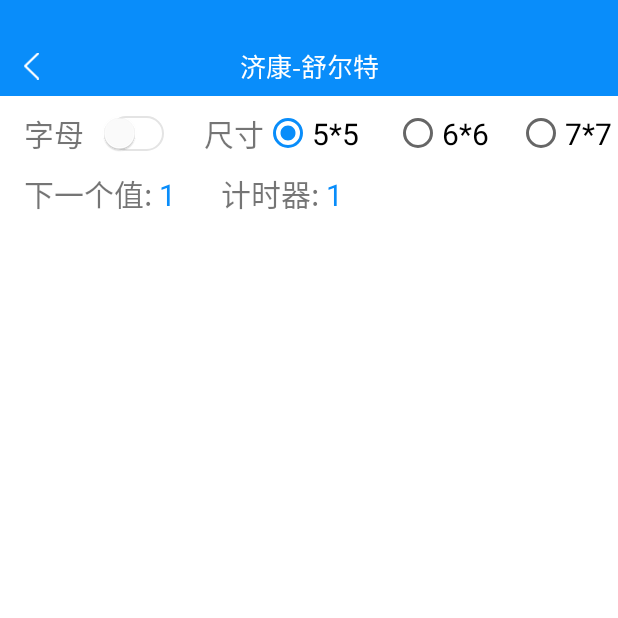
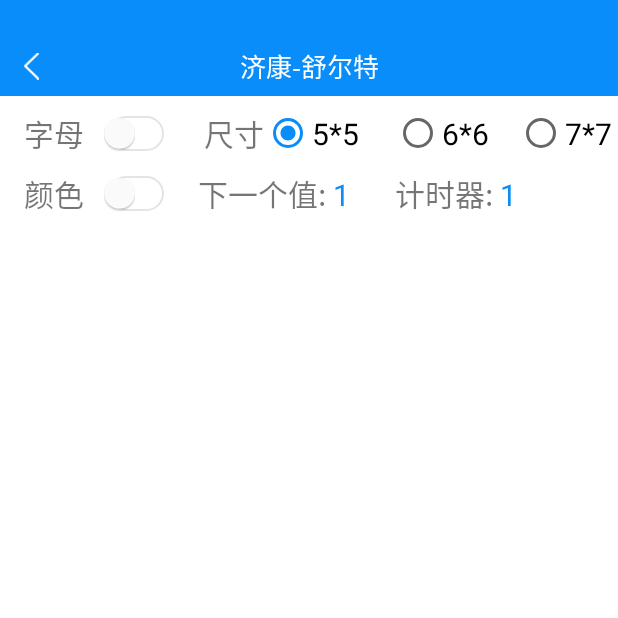
Before and after one commit to HeCaser/jikang_game, an Android app: the SchulteActivity screen opened directly, with no data from a screen before it, on a phone screen of 412 x 824 dp, the top half of it. Run offline under Robolectric (Android 15) with nearby library versions, the phone set to English and light mode, and no system bars; libraries missing offline, so code that uses them is left out: me.drakeet.multitype; 5 statements that could not run were skipped.

Commit message:
舒尔特增加彩色

```diff
--- a/app/src/main/java/com/example/game/activity/SchulteActivity.kt
+++ b/app/src/main/java/com/example/game/activity/SchulteActivity.kt
@@ -112,6 +112,20 @@ class SchulteActivity : BaseActivity() {
             }
             startGame()
         }
+        switchColor.setOnCheckedChangeListener{ buttonView, isChecked ->
+            changeColor(isChecked)
+        }
+    }
+
+
+    /**
+     * 改变文字颜色
+     */
+    private fun changeColor(checked: Boolean) {
+        mItems.forEach {
+            it.isFullColor = checked
+        }
+        mAdapter.notifyDataSetChanged()
     }
 
 
@@ -132,6 +146,8 @@ class SchulteActivity : BaseActivity() {
         var total = mSpanNum * mSpanNum
         for (number in 1..total) {
             val num = SchulteItemBean(number, "")
+            num.fullColor =getTvColor(number)
+            num.isFullColor = switchColor.isChecked
             mItems.add(num)
 
         }
@@ -235,6 +251,14 @@ class SchulteActivity : BaseActivity() {
         finish()
     }
 
+    /**
+     * 获取 tv 颜色
+     */
+    private var mTvColorList = arrayListOf(0xff098dfa.toInt(),
+        0xffe60012.toInt(),0xff2fcd1e.toInt(),0xffff8e00.toInt())
+    private fun getTvColor(pos:Int):Int{
+        return mTvColorList.random()
+    }
 
     override fun onDestroy() {
         super.onDestroy()
--- a/app/src/main/java/com/example/game/bean/SchulteItemBean.kt
+++ b/app/src/main/java/com/example/game/bean/SchulteItemBean.kt
@@ -1,9 +1,14 @@
 package com.example.game.bean
+
+import android.graphics.Color
 
 data class SchulteItemBean(
         //位置
         val number: Int,
         //真正展示的内容
-        var showText: String
+        var showText: String,
+        //文字是否彩色
+        var isFullColor :Boolean=false,
+        var fullColor:Int= Color.BLACK
 
 )
--- a/app/src/main/res/layout/activity_schulte.xml
+++ b/app/src/main/res/layout/activity_schulte.xml
@@ -82,6 +82,22 @@
 
             <TextView
                     android:layout_width="wrap_content"
+                    android:layout_height="match_parent"
+                    android:gravity="center"
+                    android:paddingLeft="@dimen/activity_margin"
+                    android:text="颜色"
+                    android:textSize="20sp" />
+
+            <Switch
+                    android:id="@+id/switchColor"
+                    android:paddingLeft="10dp"
+                    style="@style/MySwitch"
+                    android:layout_width="wrap_content"
+                    android:layout_height="match_parent"
+                    android:layout_alignParentRight="true"
+                    android:layout_centerVertical="true" />
+            <TextView
+                    android:layout_width="wrap_content"
                     android:layout_height="wrap_content"
                     android:paddingLeft="@dimen/activity_margin"
                     android:text="下一个值: "
--- a/app/src/main/res/layout/main_item.xml
+++ b/app/src/main/res/layout/main_item.xml
@@ -9,10 +9,10 @@
     <TextView
             android:layout_margin="10dp"
             android:id="@+id/tvTitle"
-            android:layout_width="wrap_content"
+            android:layout_width="0dp"
             android:layout_height="match_parent"
-            android:gravity="center"
-            android:padding="10dp"
+            android:gravity="center_vertical"
+            android:paddingLeft="20dp"
             android:text="济康学习包"
             android:textColor="@color/colorPrimary"
             android:textSize="24sp"
--- a/app/src/main/res/layout/schulte_item.xml
+++ b/app/src/main/res/layout/schulte_item.xml
@@ -15,6 +15,7 @@
             app:layout_constraintTop_toTopOf="parent">
 
         <TextView
+                android:textStyle="bold"
                 android:layout_margin="3dp"
                 android:id="@+id/tvNumber"
                 android:layout_width="match_parent"
```
Also changed, not shown: app/src/main/java/com/example/game/adapter/SchulteBinder.kt (+7 -1 lines), 1 other file.
